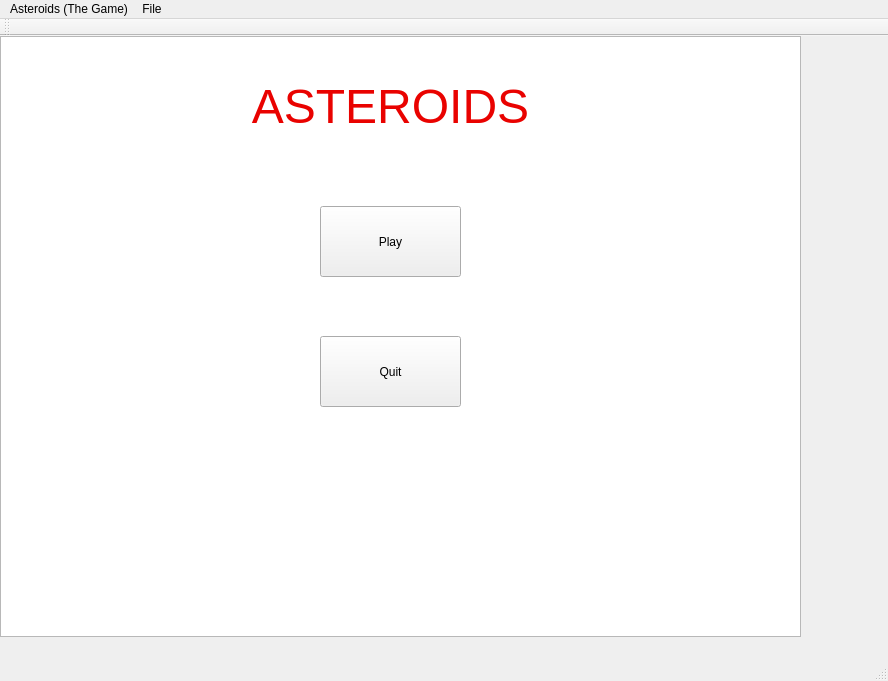
Before: the Qt Designer form mainwindow.ui in harkaranbrar/myAstriods, drawn with Qt 5.
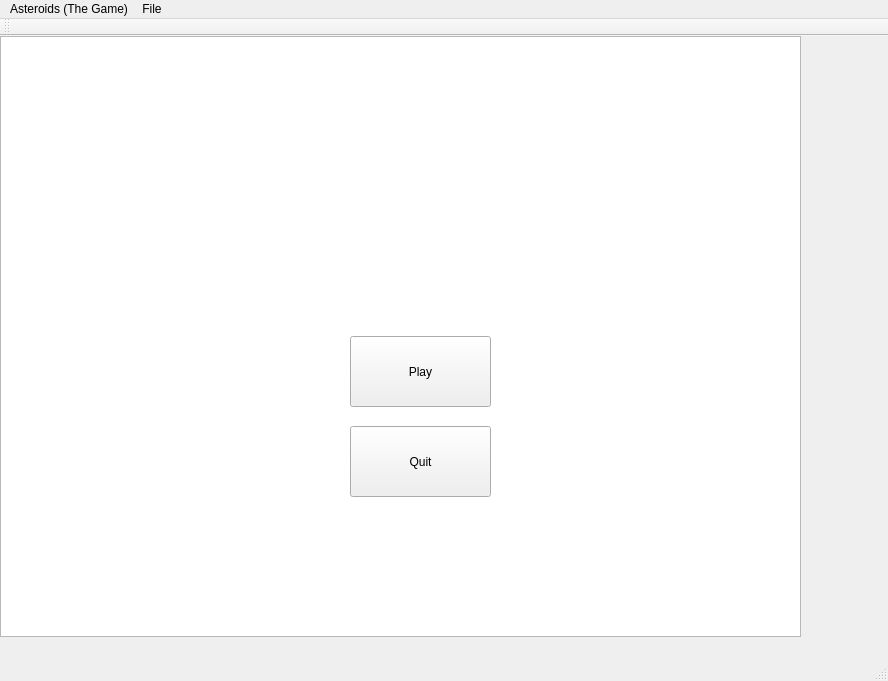
After: the same form once the commit is applied. Icons and pictures are not drawn.

```diff
--- a/mainwindow.ui
+++ b/mainwindow.ui
@@ -23,28 +23,37 @@
       <height>601</height>
      </rect>
     </property>
+    <property name="toolTip">
+     <string/>
+    </property>
+    <property name="whatsThis">
+     <string>&lt;html&gt;&lt;head/&gt;&lt;body&gt;&lt;p&gt;&lt;img src=&quot;:/img/background.jpg&quot;/&gt;&lt;/p&gt;&lt;/body&gt;&lt;/html&gt;</string>
+    </property>
+    <property name="styleSheet">
+     <string notr="true"/>
+    </property>
    </widget>
    <widget class="QLabel" name="label">
     <property name="geometry">
      <rect>
-      <x>110</x>
-      <y>20</y>
-      <width>561</width>
-      <height>101</height>
+      <x>10</x>
+      <y>0</y>
+      <width>771</width>
+      <height>301</height>
      </rect>
     </property>
     <property name="toolTip">
      <string>&lt;html&gt;&lt;head/&gt;&lt;body&gt;&lt;p&gt;&lt;span style=&quot; font-size:36pt;&quot;&gt;ASTERIODS&lt;/span&gt;&lt;/p&gt;&lt;/body&gt;&lt;/html&gt;</string>
     </property>
     <property name="text">
-     <string>&lt;html&gt;&lt;head/&gt;&lt;body&gt;&lt;p align=&quot;center&quot;&gt;&lt;span style=&quot; font-size:36pt; color:#e90200;&quot;&gt;ASTEROIDS&lt;/span&gt;&lt;/p&gt;&lt;/body&gt;&lt;/html&gt;</string>
+     <string>&lt;html&gt;&lt;head/&gt;&lt;body&gt;&lt;p align=&quot;center&quot;&gt;&lt;img src=&quot;:/img/Group.png&quot;/&gt;&lt;/p&gt;&lt;/body&gt;&lt;/html&gt;</string>
     </property>
    </widget>
    <widget class="QPushButton" name="PlayButton">
     <property name="geometry">
      <rect>
-      <x>320</x>
-      <y>170</y>
+      <x>350</x>
+      <y>300</y>
       <width>141</width>
       <height>71</height>
      </rect>
@@ -56,8 +65,8 @@
    <widget class="QPushButton" name="QuitButton">
     <property name="geometry">
      <rect>
-      <x>320</x>
-      <y>300</y>
+      <x>350</x>
+      <y>390</y>
       <width>141</width>
       <height>71</height>
      </rect>
```
Left out of the diff: 9 changed lines with no effect on the pictures.
